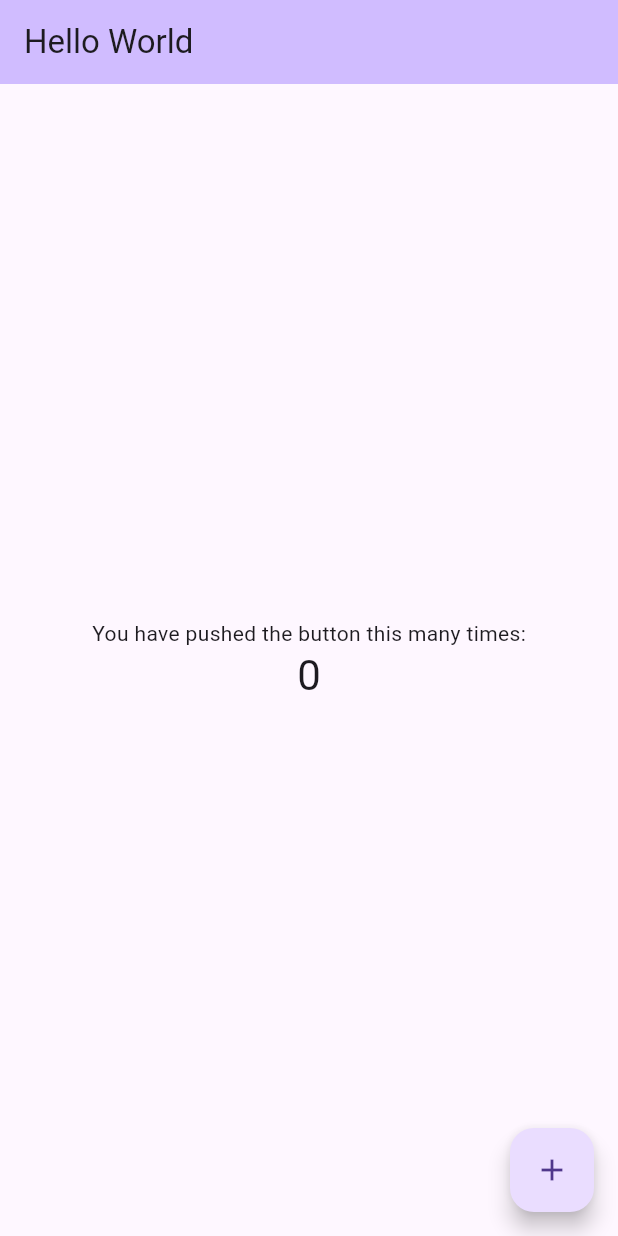
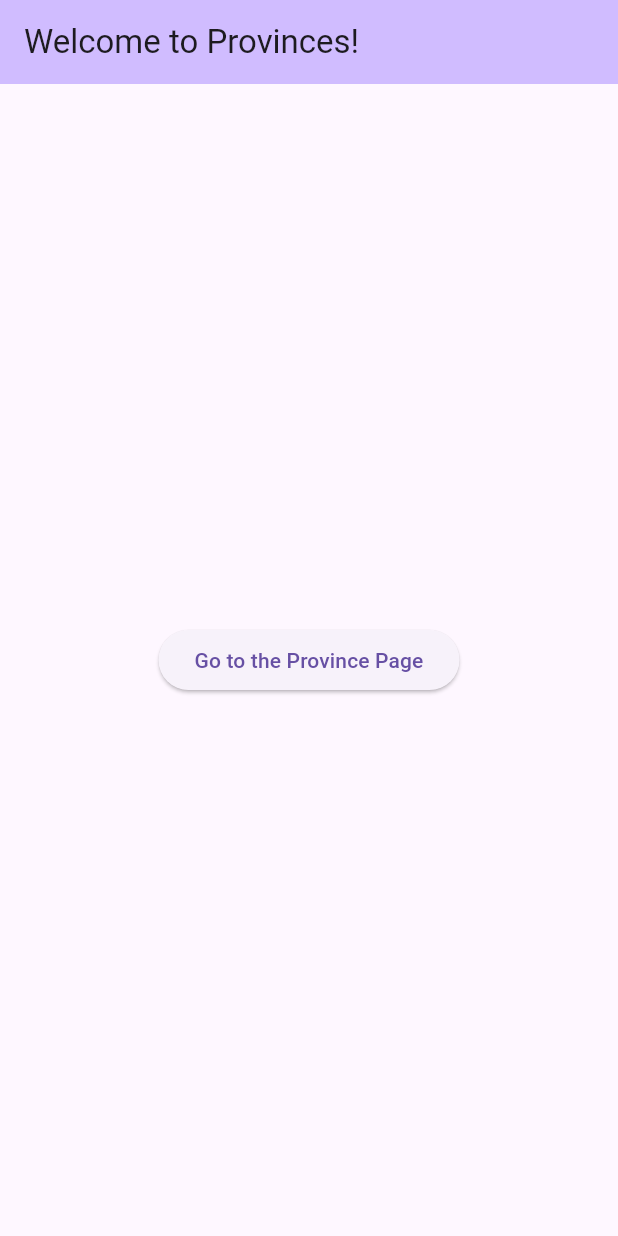
Before and after one commit to zoymelvin/D20-state-management, a Flutter app: the screen it shows after launch, on a phone screen of 412 x 824 dp. Run offline on Flutter 3.47's test engine with Material 3 defaults, Android fonts, the light colour scheme and no system bars; our stand-ins replace dio.

```diff
--- a/lib/main.dart
+++ b/lib/main.dart
@@ -7,11 +7,10 @@ void main() {
 
 class MainApp extends StatelessWidget {
   const MainApp({super.key});
-
   @override
   Widget build(BuildContext context) {
     return const MaterialApp(
-      home: Scaffold(body: HomePage(title: "Hello World")),
+      home: Scaffold(body: HomePage(title: "Welcome to Provinces!")),
     );
   }
 }
--- a/lib/screens/home/home_page.dart
+++ b/lib/screens/home/home_page.dart
@@ -1,3 +1,4 @@
+import 'package:d20_state_management/screens/province/province_page.dart';
 import 'package:flutter/material.dart';
 
 class HomePage extends StatefulWidget {
@@ -19,19 +20,6 @@ class HomePage extends StatefulWidget {
 }
 
 class _HomePageState extends State<HomePage> {
-  int _counter = 0;
-
-  void _incrementCounter() {
-    setState(() {
-      // This call to setState tells the Flutter framework that something has
-      // changed in this State, which causes it to rerun the build method below
-      // so that the display can reflect the updated values. If we changed
-      // _counter without calling setState(), then the build method would not be
-      // called again, and so nothing would appear to happen.
-      _counter++;
-    });
-  }
-
   @override
   Widget build(BuildContext context) {
     // This method is rerun every time setState is called, for instance as done
@@ -51,8 +39,6 @@ class _HomePageState extends State<HomePage> {
         title: Text(widget.title),
       ),
       body: Center(
-        // Center is a layout widget. It takes a single child and positions it
-        // in the middle of the parent.
         child: Column(
           // Column is also a layout widget. It takes a list of children and
           // arranges them vertically. By default, it sizes itself to fit its
@@ -69,19 +55,18 @@ class _HomePageState extends State<HomePage> {
           // wireframe for each widget.
           mainAxisAlignment: MainAxisAlignment.center,
           children: <Widget>[
-            const Text('You have pushed the button this many times:'),
-            Text(
-              '$_counter',
-              style: Theme.of(context).textTheme.headlineMedium,
+            ElevatedButton(
+              onPressed: () {
+                Navigator.push(
+                  context,
+                  MaterialPageRoute(builder: (context) => ProvincePage()),
+                );
+              },
+              child: Text("Go to the Province Page"),
             ),
           ],
         ),
       ),
-      floatingActionButton: FloatingActionButton(
-        onPressed: _incrementCounter,
-        tooltip: 'Increment',
-        child: const Icon(Icons.add),
-      ), // This trailing comma makes auto-formatting nicer for build methods.
     );
   }
 }
--- a/lib/widgets/province/province_loader.dart
+++ b/lib/widgets/province/province_loader.dart
@@ -7,6 +7,7 @@ class ProvinceLoader extends StatelessWidget {
   Widget build(BuildContext context) {
     return Column(
       mainAxisAlignment: MainAxisAlignment.center,
+      crossAxisAlignment: CrossAxisAlignment.center,
       spacing: 16,
       children: [
         const CircularProgressIndicator(),
```
Also changed, not shown: lib/screens/province/province_page.dart (+21 -5 lines).
